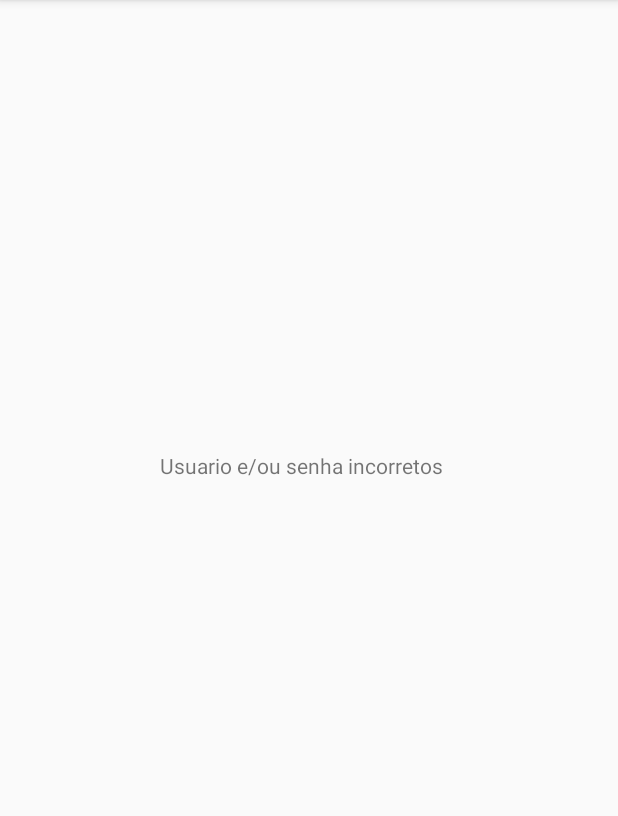
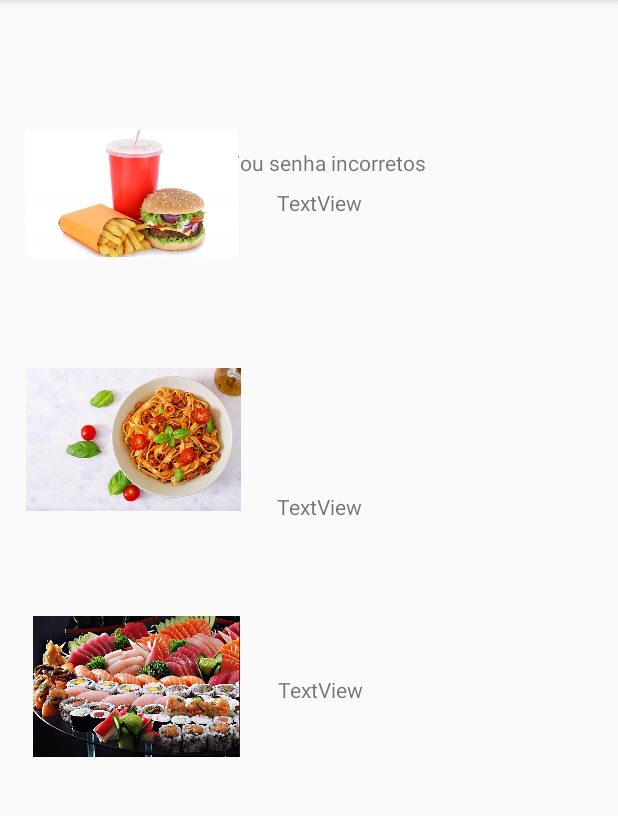
Before and after one commit to ParzivalMarcos/FindFastFoodDefinitivo, an Android app: the screen it shows after launch (TelaPrincipal), after a tap on "LOGIN", on a phone screen of 412 x 824 dp, the part 84-900 px from its top. Run offline under Robolectric (Android 15) with nearby library versions, the phone set to English and light mode, and no system bars.

Commit message:
Adicionado imagens de três novas categorias na activity Tela Principal

```diff
--- a/app/src/main/java/com/example/findfastfood/TelaPrincipal.java
+++ b/app/src/main/java/com/example/findfastfood/TelaPrincipal.java
@@ -4,17 +4,31 @@ import androidx.appcompat.app.AppCompatActivity;
 
 import android.content.Intent;
 import android.os.Bundle;
+import android.widget.ImageView;
 import android.widget.TextView;
 
 public class TelaPrincipal extends AppCompatActivity {
 
     TextView txtBemVindo;
+    TextView txtComidaJaponesa;
+    TextView txtComidaItaliana;
+    TextView txtFastFood;
+    ImageView imgComidaJaponesa;
+    ImageView imgComidaItaliana;
+    ImageView imgFastFood;
 
     @Override
     protected void onCreate(Bundle savedInstanceState) {
         super.onCreate(savedInstanceState);
         setContentView(R.layout.activity_tela_principal);
         this.txtBemVindo = findViewById(R.id.txtBemVindo);
+        this.txtComidaItaliana = findViewById(R.id.txtComidaItaliana);
+        this.txtComidaJaponesa = findViewById(R.id.txtComidaJaponesa);
+        this.txtFastFood = findViewById(R.id.txtFastFood);
+        this.imgComidaItaliana = findViewById(R.id.imgComidaItaliana);
+        this.imgComidaJaponesa = findViewById(R.id.imgComidaJaponesa);
+        this.imgFastFood = findViewById(R.id.imgFastFood);
+
 
         Intent it = getIntent();
         String login = it.getExtras().getString("login");
--- a/app/src/main/res/layout/activity_tela_principal.xml
+++ b/app/src/main/res/layout/activity_tela_principal.xml
@@ -11,11 +11,93 @@
         android:layout_width="wrap_content"
         android:layout_height="wrap_content"
         android:layout_marginStart="171dp"
-        android:layout_marginTop="218dp"
+        android:layout_marginTop="16dp"
         android:layout_marginEnd="182dp"
-        android:layout_marginBottom="366dp"
+        android:layout_marginBottom="568dp"
+        app:layout_constraintBottom_toBottomOf="parent"
+        app:layout_constraintEnd_toEndOf="parent"
+        app:layout_constraintHorizontal_bias="0.586"
+        app:layout_constraintStart_toStartOf="parent"
+        app:layout_constraintTop_toTopOf="parent" />
+
+    <ImageView
+        android:id="@+id/imgFastFood"
+        android:layout_width="142dp"
+        android:layout_height="94dp"
+        android:layout_marginStart="16dp"
+        android:layout_marginTop="44dp"
+        android:layout_marginEnd="253dp"
+        android:layout_marginBottom="16dp"
+        app:layout_constraintBottom_toTopOf="@+id/imgComidaItaliana"
+        app:layout_constraintEnd_toEndOf="parent"
+        app:layout_constraintStart_toStartOf="parent"
+        app:layout_constraintTop_toTopOf="parent"
+        app:srcCompat="@drawable/catfastfood" />
+
+    <ImageView
+        android:id="@+id/imgComidaItaliana"
+        android:layout_width="146dp"
+        android:layout_height="95dp"
+        android:layout_marginStart="16dp"
+        android:layout_marginTop="16dp"
+        android:layout_marginEnd="250dp"
+        android:layout_marginBottom="16dp"
+        app:layout_constraintBottom_toTopOf="@+id/imgComidaJaponesa"
+        app:layout_constraintEnd_toEndOf="parent"
+        app:layout_constraintStart_toStartOf="parent"
+        app:layout_constraintTop_toBottomOf="@+id/imgFastFood"
+        app:srcCompat="@drawable/catcomidaitaliana" />
+
+    <ImageView
+        android:id="@+id/imgComidaJaponesa"
+        android:layout_width="142dp"
+        android:layout_height="94dp"
+        android:layout_marginStart="19dp"
+        android:layout_marginTop="16dp"
+        android:layout_marginEnd="250dp"
+        android:layout_marginBottom="226dp"
         app:layout_constraintBottom_toBottomOf="parent"
         app:layout_constraintEnd_toEndOf="parent"
         app:layout_constraintStart_toStartOf="parent"
+        app:layout_constraintTop_toBottomOf="@+id/imgComidaItaliana"
+        app:srcCompat="@drawable/catcomidajaponesa" />
+
+    <TextView
+        android:id="@+id/txtComidaItaliana"
+        android:layout_width="205dp"
+        android:layout_height="92dp"
+        android:layout_marginStart="22dp"
+        android:layout_marginEnd="22dp"
+        android:layout_marginBottom="30dp"
+        android:text="TextView"
+        app:layout_constraintBottom_toTopOf="@+id/txtComidaJaponesa"
+        app:layout_constraintEnd_toEndOf="parent"
+        app:layout_constraintStart_toEndOf="@+id/imgComidaItaliana" />
+
+    <TextView
+        android:id="@+id/txtFastFood"
+        android:layout_width="205dp"
+        android:layout_height="92dp"
+        android:layout_marginStart="26dp"
+        android:layout_marginTop="42dp"
+        android:layout_marginEnd="22dp"
+        android:layout_marginBottom="28dp"
+        android:text="TextView"
+        app:layout_constraintBottom_toTopOf="@+id/txtComidaItaliana"
+        app:layout_constraintEnd_toEndOf="parent"
+        app:layout_constraintStart_toEndOf="@+id/imgFastFood"
         app:layout_constraintTop_toTopOf="parent" />
+
+    <TextView
+        android:id="@+id/txtComidaJaponesa"
+        android:layout_width="205dp"
+        android:layout_height="92dp"
+        android:layout_marginStart="23dp"
+        android:layout_marginEnd="22dp"
+        android:layout_marginBottom="226dp"
+        android:text="TextView"
+        app:layout_constraintBottom_toBottomOf="parent"
+        app:layout_constraintEnd_toEndOf="parent"
+        app:layout_constraintStart_toEndOf="@+id/imgComidaJaponesa" />
+
 </androidx.constraintlayout.widget.ConstraintLayout>
```
Also changed, not shown: app/src/main/res/drawable/catcomidaitaliana.jpg (added), app/src/main/res/drawable/catcomidajaponesa.jpg (added), app/src/main/res/drawable/catfastfood.jpg (added).
